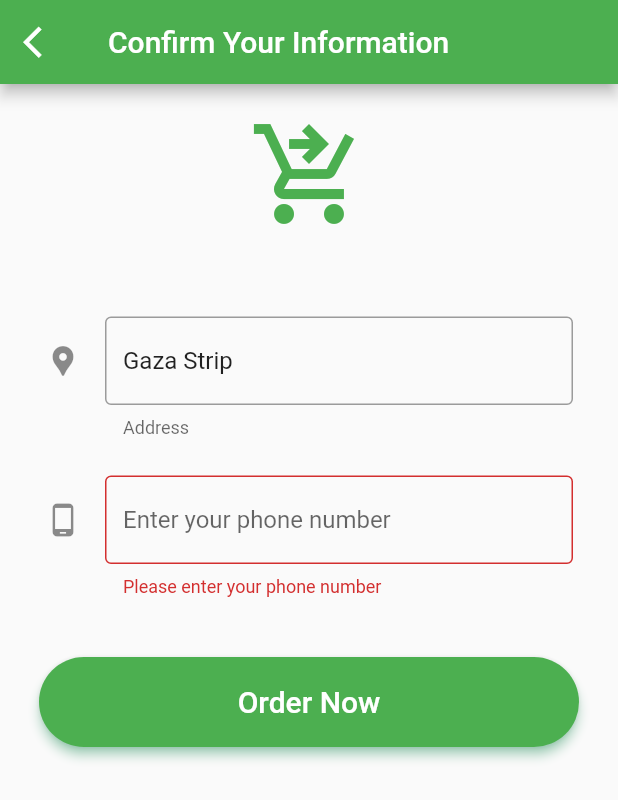
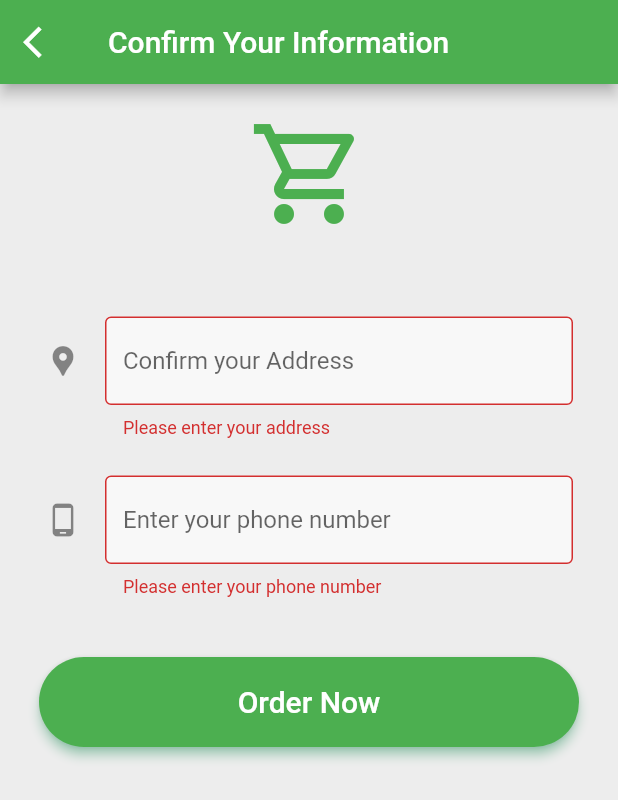
Before and after one commit to Yarahashem1/FOOD_Ordering1, a Flutter app: the ConfirmInformationPage screen opened directly, after a tap on "Order Now", on a phone screen of 412 x 824 dp. Shown: the top 800 px of the screen. Run offline on Flutter 3.47's test engine with Material 2 defaults, Android fonts, the phone set to English and light mode, and no system bars; our stand-ins replace cloud_firestore, conditional_builder_null_safety, dots_indicator, firebase_auth, firebase_core, firebase_storage and 5 more; accounts and stored records are empty.

Commit message:
Add files via upload

```diff
--- a/lib/app_screens/cart2.dart
+++ b/lib/app_screens/cart2.dart
@@ -4,7 +4,6 @@ import 'package:firebase_auth/firebase_auth.dart';
 import 'package:flutter_application_1/app_screens/category.dart';
 import 'package:flutter_application_1/app_screens/cart1.dart';
 import 'package:provider/provider.dart';
-
 import '../components_login/components.dart';
 import 'componen/cart.dart';
 
@@ -15,20 +14,20 @@ class ConfirmInformationPage extends StatefulWidget {
 
 class _ConfirmInformationPageState extends State<ConfirmInformationPage> {
   final _formKey = GlobalKey<FormState>();
-  String? _address ="Gaza Strip";
+  String? _address;
   String? _phone;
+  bool isOrderButtonEnabled = true;
 
   @override
   void initState() {
     super.initState();
     _fetchUserData();
-
   }
 
   void _fetchUserData() async {
     final userDoc = await FirebaseFirestore.instance
         .collection('users')
-      .doc(FirebaseAuth.instance.currentUser!.uid)
+        .doc(FirebaseAuth.instance.currentUser?.uid)
         .get();
     if (userDoc.exists) {
       setState(() {
@@ -37,21 +36,47 @@ void _fetchUserData() async {
     }
   }
 
+  Widget _buildAddressField() {
+    if (_address == null) {
+      return CircularProgressIndicator();
+    } else {
+      return TextFormField(
+        keyboardType: TextInputType.text,
+        decoration: InputDecoration(
+          filled: true,
+          fillColor: Color.fromARGB(150, 255, 255, 255),
+          icon: Icon(Icons.location_pin),
+          hintText: 'Confirm your Address',
+          helperText: 'Address',
+          border: OutlineInputBorder(),
+        ),
+        validator: (value) {
+          if (value!.isEmpty) {
+            return 'Please enter your address';
+          }
+          return null;
+        },
+        initialValue: _address,
+        onSaved: (value) {
+          _address = value!;
+        },
+      );
+    }
+  }
+
   void _updateLocation() async {
-
     await FirebaseFirestore.instance
         .collection('users')
         .doc(FirebaseAuth.instance.currentUser!.uid)
         .update({
       'location': _address,
     });
-
   }
 
   @override
   Widget build(BuildContext context) {
-    _fetchUserData();
     return Scaffold(
+      backgroundColor: Color(0xFFEDEDED),
       appBar: AppBar(
           title: Text('Confirm Your Information'),
           leading: IconButton(
@@ -67,7 +92,7 @@ void _fetchUserData() async {
               );
             },
           )),
-      body: Consumer<Cart>(builder: (context, cart, child ) {
+      body: Consumer<Cart>(builder: (context, cart, child) {
         return SingleChildScrollView(
           padding: EdgeInsets.all(20),
           child: Column(
@@ -75,7 +100,7 @@ void _fetchUserData() async {
             children: [
               Center(
                 child: Icon(
-                  Icons.shopping_cart_checkout,
+                  Icons.shopping_cart_outlined,
                   color: Colors.green,
                   size: 80.0,
                 ),
@@ -92,25 +117,7 @@ void _fetchUserData() async {
                         crossAxisAlignment: CrossAxisAlignment.start,
                         children: [
                           SizedBox(height: 5),
-                          TextFormField(
-                            keyboardType: TextInputType.text,
-                            decoration: InputDecoration(
-                              icon: Icon(Icons.location_pin),
-                              hintText: 'Confirm your Address',
-                              helperText: 'Address',
-                              border: OutlineInputBorder(),
-                            ),
-                            validator: (value) {
-                              if (value!.isEmpty) {
-                                return 'Please enter your address';
-                              }
-                              return null;
-                            },
-                            initialValue: _address,
-                            onSaved: (value) {
-                              _address = value!;
-                            },
-                          ),
+                          _buildAddressField(), //Confirm your address
                         ],
                       ),
                     ),
@@ -124,7 +131,10 @@ void _fetchUserData() async {
                           TextFormField(
                             keyboardType: TextInputType.phone,
                             decoration: InputDecoration(
-                              hintText: 'Enter your phone number',
+                              filled: true,
+                              fillColor: Color.fromARGB(150, 255, 255, 255),
+                              hintText:
+                                  'Enter your phone number', //Confirm your phone number
                               icon: Icon(Icons.phone_android),
                               helperText: 'Phone Number',
                               border: OutlineInputBorder(),
@@ -146,6 +156,7 @@ void _fetchUserData() async {
                     Center(
                         child: Container(
                             child: ElevatedButton(
+                      //Order Now button
                       style: ElevatedButton.styleFrom(
                         primary: Colors.green,
                         onPrimary: Colors.white,
@@ -155,23 +166,24 @@ void _fetchUserData() async {
                             borderRadius: BorderRadius.circular(32.0)),
                         minimumSize: Size(360, 60),
                       ),
-                      onPressed: () async {
+                      onPressed: isOrderButtonEnabled
+                          ? () async {
                               if (_formKey.currentState!.validate()) {
                                 _formKey.currentState!.save();
                                 _updateLocation();
-                        } if(_phone!.isEmpty || _address!.isEmpty){
-                              return null;
-                        }else{
-
-                        String userId = FirebaseAuth.instance.currentUser!.uid;
-                        DocumentSnapshot userSnapshot = await FirebaseFirestore
-                            .instance
+                              }
+                              if (_phone != null && _address != null) {
+                                String userId =
+                                    FirebaseAuth.instance.currentUser!.uid;
+                                DocumentSnapshot userSnapshot =
+                                    await FirebaseFirestore.instance
                                         .collection('users')
                                         .doc(userId)
                                         .get();
 
                                 CollectionReference cartCollection =
-                            FirebaseFirestore.instance.collection('Cart');
+                                    FirebaseFirestore.instance
+                                        .collection('Cart');
 
                                 Map<String, dynamic> userData =
                                     userSnapshot.data() as Map<String, dynamic>;
@@ -182,7 +194,8 @@ void _fetchUserData() async {
                                 String orderDetails = '';
                                 for (int i = 0; i < cart.items.length; i++) {
                                   final item = cart.items[i];
-                          orderDetails += '${item.name} (${item.quantity}) \n';
+                                  orderDetails +=
+                                      '${item.name} (${item.quantity}) \n';
                                 }
 
                                 // Generate a unique order ID using a Timestamp
@@ -194,7 +207,8 @@ void _fetchUserData() async {
                                 Map<String, dynamic> orderData = {
                                   'orderId': orderId, // Add orderId field
                                   'order': orderDetails,
-                          'totalPrice': cart.getTotal().toStringAsFixed(2),
+                                  'totalPrice':
+                                      cart.getTotal().toStringAsFixed(2),
                                   'userName': userName,
                                   'userLocation': userLocation,
                                   'userEmail': userEmail,
@@ -203,24 +217,30 @@ void _fetchUserData() async {
 
                                 try {
                                   await cartCollection.add(orderData);
-                          print('Order added to Firestore');
+                                  print(
+                                      'Order added to Firestore'); //Order added to firebase
                                   cart.clearCart();
                                   showDialog(
                                     context: context,
                                     builder: (BuildContext context) {
                                       return AlertDialog(
-                                title: Column(children: [
+                                        title: Column(
+                                          children: [
                                             Center(
                                               child: Text(
                                                 'Thank you',
-                                      style: TextStyle(letterSpacing: 1),
+                                                style:
+                                                    TextStyle(letterSpacing: 1),
                                               ),
                                             ),
                                             Image.network(
-                                      "https://cdn-icons-png.flaticon.com/128/3502/3502601.png"),
-                                ]),
+                                              "https://cdn-icons-png.flaticon.com/128/3502/3502601.png",
+                                            ),
+                                          ],
+                                        ),
                                         content: Text(
-                                    'Your order has been done Successfully ! Thank you for using the app.'),
+                                          'Your order has been done Successfully! Thank you for using the app.',
+                                        ),
                                         actions: <Widget>[
                                           TextButton(
                                             onPressed: () {
@@ -229,19 +249,31 @@ void _fetchUserData() async {
                                                 Category(),
                                               );
                                             },
-                                    child: Center(child: Text('Back to Home')),
+                                            child: Center(
+                                              child: Text('Back to Home'),
+                                            ),
                                           ),
                                         ],
                                       );
                                     },
                                   );
+                                  setState(() {
+                                    isOrderButtonEnabled = false;
+                                  });
                                 } catch (error) {
-                          print('Failed to add order: $error');
+                                  ScaffoldMessenger.of(context).showSnackBar(
+                                    SnackBar(
+                                      content:
+                                          Text("Failed to add order: $error"),
+                                      duration: Duration(seconds: 2),
+                                    ),
+                                  );
                                 }
-
+                              } else {
+                                return null;
                               }
-
-                      },
+                            }
+                          : null,
                       child: Text(
                         'Order Now',
                         style: TextStyle(fontSize: 20),
```
Also changed, not shown: lib/app_screens/cart1.dart (+42 -19 lines). Lines whose indentation alone changed are shown as unchanged.
